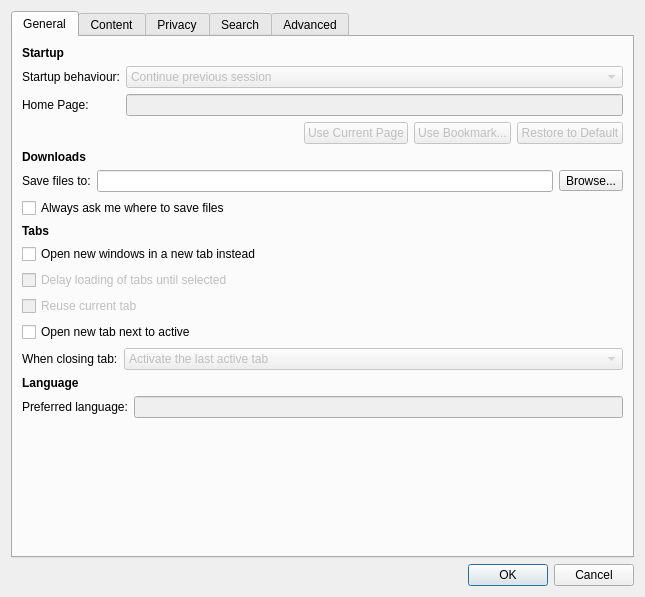
The window that src/ui/PreferencesDialog.ui (OtterBrowser/otter-browser) describes before a commit, drawn with Qt 5.
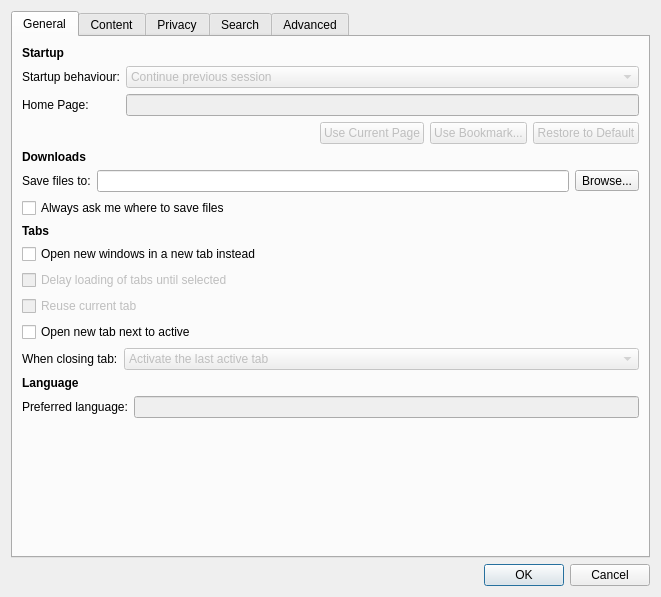
The same window after the commit. The open tabs and pages were chosen to show the change.

Commit message: Initially select all

What changed in the file:
```diff
--- a/src/ui/PreferencesDialog.ui
+++ b/src/ui/PreferencesDialog.ui
@@ -9,7 +9,7 @@
    <rect>
     <x>0</x>
     <y>0</y>
-    <width>645</width>
+    <width>661</width>
     <height>597</height>
    </rect>
   </property>
```
Left out of the diff: 4 changed lines with no effect on the pictures. The commit also changes 1 other file.
